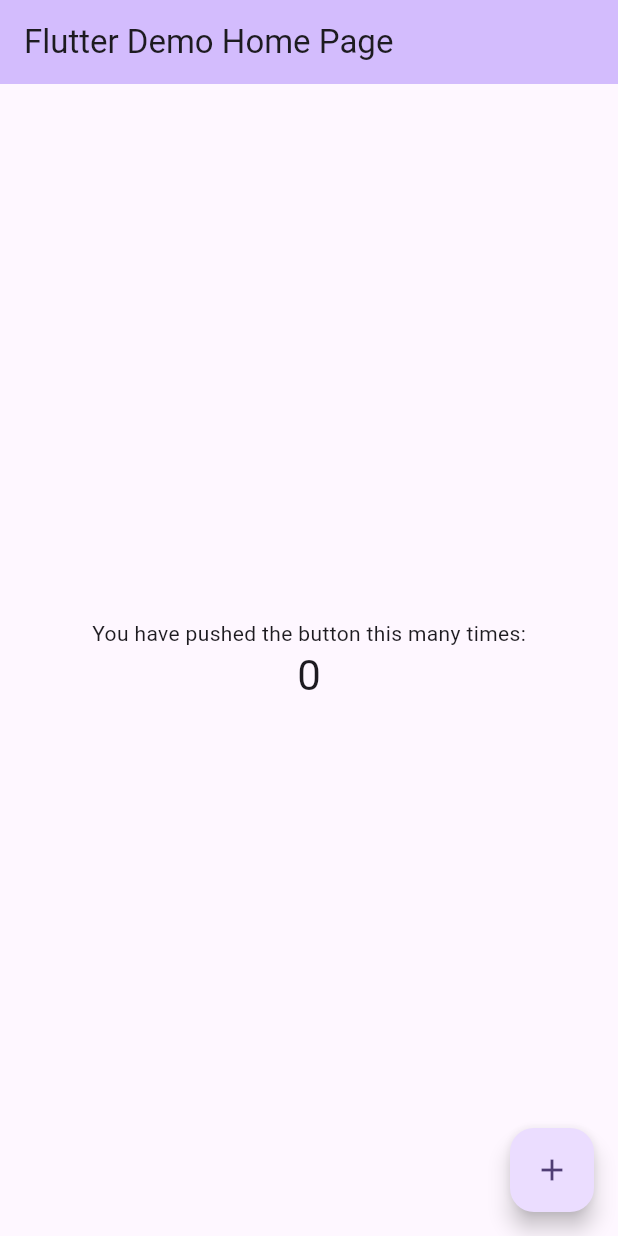
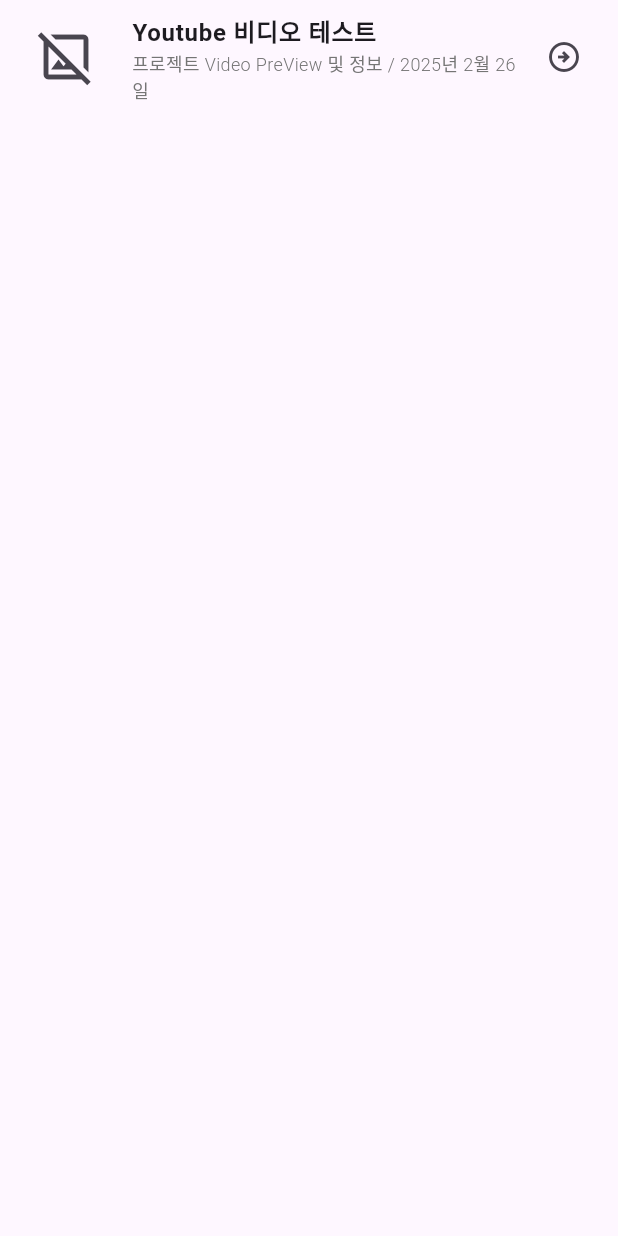
Before and after one commit to APP-iOS7/loud3, a Flutter app: the screen it shows after launch, on a phone screen of 412 x 824 dp. Run offline on Flutter 3.47's test engine with Material 3 defaults, Android fonts, the phone set to English and light mode, and no system bars.

Commit message:
초기 테스트 코드 완성

```diff
--- /dev/null
+++ b/music_feature_test/lib/listScreen.dart
@@ -0,0 +1,64 @@
+import 'package:flutter/material.dart';
+import 'package:music_feature_test/model/ListModel.dart';
+
+class ListScreenPage extends StatelessWidget {
+  final List<Listmodel> dataSet;
+  const ListScreenPage({super.key, required this.dataSet});
+
+  @override
+  Widget build(BuildContext context) {
+    return MaterialApp(
+      home: Scaffold(
+        body: ListView.builder(
+          itemCount: dataSet.length,
+          itemBuilder: (context, index) {
+            Listmodel data = dataSet[index];
+
+            return ListTile(
+              title: Text(
+                data.title,
+                style: const TextStyle(fontWeight: FontWeight.bold),
+              ), // 그리고 저장을 하면..?
+              leading:
+                  data.imagePath == 'none'
+                      ? const AspectRatio(
+                        // 저를 따라 하십숑
+                        aspectRatio: 1,
+                        child: Icon(
+                          Icons.image_not_supported_outlined,
+                          size: 40,
+                        ),
+                      )
+                      : AspectRatio(
+                        aspectRatio: 1,
+                        child: Image.asset(data.imagePath),
+                      ),
+              subtitle: Text(
+                "${data.subTitle} / ${data.createdAt.year}년 ${data.createdAt.month}월 ${data.createdAt.day}일",
+                style: TextStyle(
+                  color: Colors.grey.shade600,
+                  fontWeight: FontWeight.w300,
+                  fontSize: 12,
+                ),
+              ),
+              trailing: const Icon(Icons.arrow_circle_right_outlined),
+              onTap:
+                  () => Navigator.of(context).pushNamed(data.route.keys.first),
+            );
+          },
+        ),
+      ),
+      routes: dataSet.fold<Map<String, WidgetBuilder>>(
+        {
+          'ListScreenPage':
+              (BuildContext context) => ListScreenPage(dataSet: dataSet),
+        },
+        (prev, data) {
+          prev.addAll(data.route);
+          return prev;
+        },
+      ),
+      debugShowCheckedModeBanner: false,
+    );
+  }
+}
--- a/music_feature_test/lib/main.dart
+++ b/music_feature_test/lib/main.dart
@@ -1,122 +1,18 @@
 import 'package:flutter/material.dart';
+import 'package:music_feature_test/listScreen.dart';
+import 'package:music_feature_test/model/ListModel.dart';
+import 'package:music_feature_test/pages/YoutubeVideoScreen.dart';
 
-void main() {
-  runApp(const MyApp());
+// data setting
+final List<Listmodel> dataSet = [
+  Listmodel(
+    createdAt: DateTime(2025, 2, 26),
+    title: "Youtube 비디오 테스트",
+    subTitle: "프로젝트 Video PreView 및 정보",
+    route: {'YoutubeViewScreen': (_) => const YoutubeViewScreen()},
+  ),
+];
+
+void main() async {
+  runApp(ListScreenPage(dataSet: dataSet));
 }
-
-class MyApp extends StatelessWidget {
-  const MyApp({super.key});
-
-  // This widget is the root of your application.
-  @override
-  Widget build(BuildContext context) {
-    return MaterialApp(
-      title: 'Flutter Demo',
-      theme: ThemeData(
-        // This is the theme of your application.
-        //
-        // TRY THIS: Try running your application with "flutter run". You'll see
-        // the application has a purple toolbar. Then, without quitting the app,
-        // try changing the seedColor in the colorScheme below to Colors.green
-        // and then invoke "hot reload" (save your changes or press the "hot
-        // reload" button in a Flutter-supported IDE, or press "r" if you used
-        // the command line to start the app).
-        //
-        // Notice that the counter didn't reset back to zero; the application
-        // state is not lost during the reload. To reset the state, use hot
-        // restart instead.
-        //
-        // This works for code too, not just values: Most code changes can be
-        // tested with just a hot reload.
-        colorScheme: ColorScheme.fromSeed(seedColor: Colors.deepPurple),
-      ),
-      home: const MyHomePage(title: 'Flutter Demo Home Page'),
-    );
-  }
-}
-
-class MyHomePage extends StatefulWidget {
-  const MyHomePage({super.key, required this.title});
-
-  // This widget is the home page of your application. It is stateful, meaning
-  // that it has a State object (defined below) that contains fields that affect
-  // how it looks.
-
-  // This class is the configuration for the state. It holds the values (in this
-  // case the title) provided by the parent (in this case the App widget) and
-  // used by the build method of the State. Fields in a Widget subclass are
-  // always marked "final".
-
-  final String title;
-
-  @override
-  State<MyHomePage> createState() => _MyHomePageState();
-}
-
-class _MyHomePageState extends State<MyHomePage> {
-  int _counter = 0;
-
-  void _incrementCounter() {
-    setState(() {
-      // This call to setState tells the Flutter framework that something has
-      // changed in this State, which causes it to rerun the build method below
-      // so that the display can reflect the updated values. If we changed
-      // _counter without calling setState(), then the build method would not be
-      // called again, and so nothing would appear to happen.
-      _counter++;
-    });
-  }
-
-  @override
-  Widget build(BuildContext context) {
-    // This method is rerun every time setState is called, for instance as done
-    // by the _incrementCounter method above.
-    //
-    // The Flutter framework has been optimized to make rerunning build methods
-    // fast, so that you can just rebuild anything that needs updating rather
-    // than having to individually change instances of widgets.
-    return Scaffold(
-      appBar: AppBar(
-        // TRY THIS: Try changing the color here to a specific color (to
-        // Colors.amber, perhaps?) and trigger a hot reload to see the AppBar
-        // change color while the other colors stay the same.
-        backgroundColor: Theme.of(context).colorScheme.inversePrimary,
-        // Here we take the value from the MyHomePage object that was created by
-        // the App.build method, and use it to set our appbar title.
-        title: Text(widget.title),
-      ),
-      body: Center(
-        // Center is a layout widget. It takes a single child and positions it
-        // in the middle of the parent.
-        child: Column(
-          // Column is also a layout widget. It takes a list of children and
-          // arranges them vertically. By default, it sizes itself to fit its
-          // children horizontally, and tries to be as tall as its parent.
-          //
-          // Column has various properties to control how it sizes itself and
-          // how it positions its children. Here we use mainAxisAlignment to
-          // center the children vertically; the main axis here is the vertical
-          // axis because Columns are vertical (the cross axis would be
-          // horizontal).
-          //
-          // TRY THIS: Invoke "debug painting" (choose the "Toggle Debug Paint"
-          // action in the IDE, or press "p" in the console), to see the
-          // wireframe for each widget.
-          mainAxisAlignment: MainAxisAlignment.center,
-          children: <Widget>[
-            const Text('You have pushed the button this many times:'),
-            Text(
-              '$_counter',
-              style: Theme.of(context).textTheme.headlineMedium,
-            ),
-          ],
-        ),
-      ),
-      floatingActionButton: FloatingActionButton(
-        onPressed: _incrementCounter,
-        tooltip: 'Increment',
-        child: const Icon(Icons.add),
-      ), // This trailing comma makes auto-formatting nicer for build methods.
-    );
-  }
-}
--- /dev/null
+++ b/music_feature_test/lib/model/ListModel.dart
@@ -0,0 +1,17 @@
+import 'package:flutter/material.dart';
+
+class Listmodel {
+  final DateTime createdAt;
+  final String title;
+  final String subTitle;
+  final String imagePath;
+  final Map<String, WidgetBuilder> route;
+
+  Listmodel({
+    required this.createdAt,
+    required this.title,
+    required this.subTitle,
+    required this.route,
+    String? imagePath,
+  }) : imagePath = imagePath ?? "none";
+}
--- /dev/null
+++ b/music_feature_test/lib/pages/YoutubeVideoScreen.dart
@@ -0,0 +1,10 @@
+import 'package:flutter/material.dart';
+
+class YoutubeViewScreen extends StatelessWidget {
+  const YoutubeViewScreen({super.key});
+
+  @override
+  Widget build(BuildContext context) {
+    return Scaffold(body: Center(child: Text("YoutubeVideoTest Page")));
+  }
+}
```
Also changed, not shown: music_feature_test/pubspec.yaml (+3 -4 lines), 1 other file.
